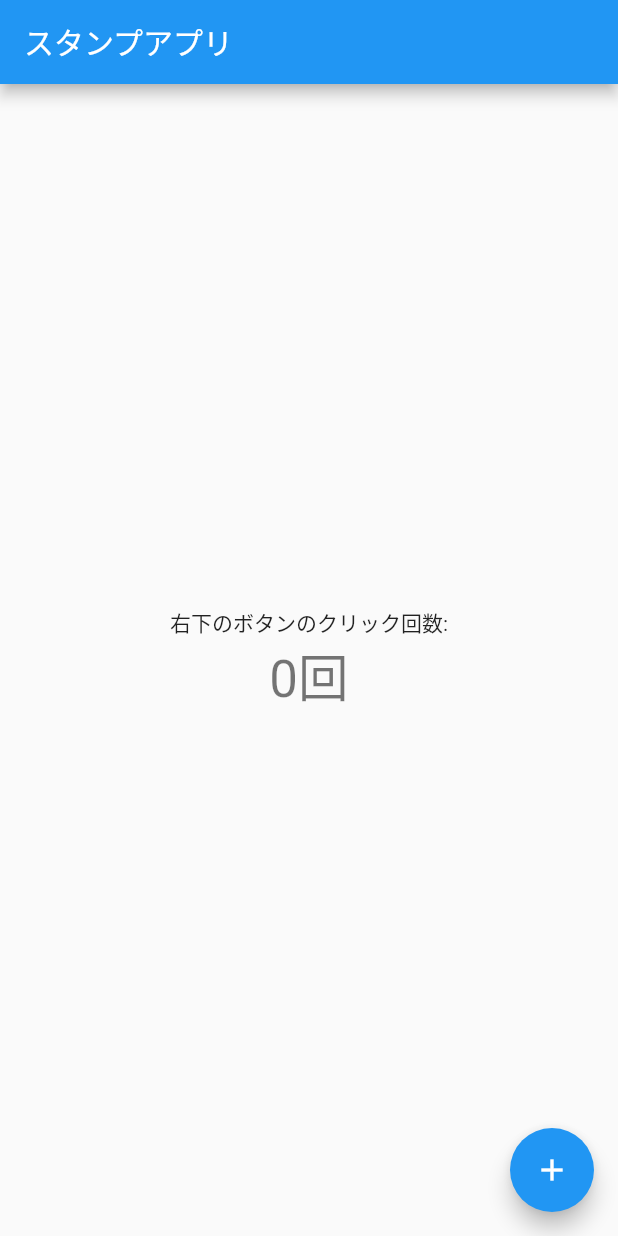
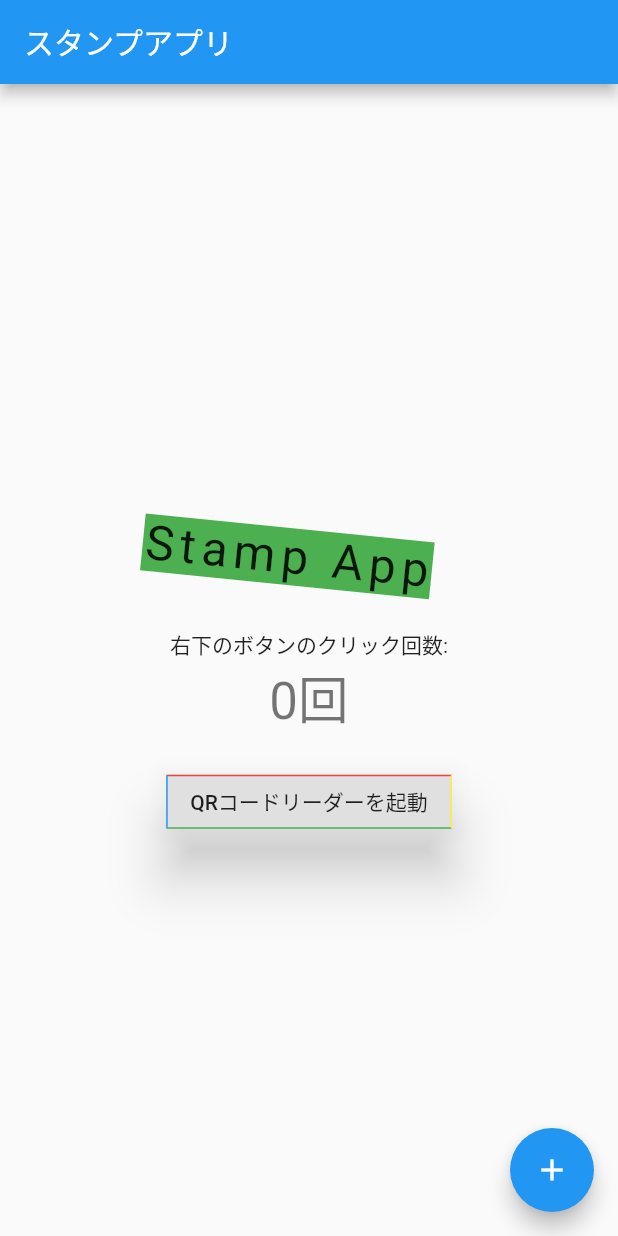
Before and after one commit to StampApp/StampApp, a Flutter app: the screen it shows after launch, on a phone screen of 412 x 824 dp. Run offline on Flutter 3.47's test engine with Material 2 defaults, Android fonts, the phone set to English and light mode, and no system bars; missing offline and left inert: barcode_scan.

Commit message:
add: QRReaderのサンプルを実装

```diff
--- a/lib/View/sample.dart
+++ b/lib/View/sample.dart
@@ -29,6 +29,10 @@ class _SamplePageState extends State<SamplePage> {
     });
   }
 
+  void _qrNavigate() {
+    Navigator.of(context).pushNamed('/qrReader');
+  }
+
   @override
   Widget build(BuildContext context) {
     // Scaffoldは画面構成の基本Widget
@@ -40,14 +44,42 @@ class _SamplePageState extends State<SamplePage> {
         child: Column(
           mainAxisAlignment: MainAxisAlignment.center,
           children: <Widget>[
+            Container(
+              color: Colors.green,
+              margin: EdgeInsets.fromLTRB(10, 20, 30, 40),
+              transform: Matrix4.rotationZ(0.1),
+              child: Text('Stamp App',
+                style: TextStyle(
+                  fontSize: 32.0,
+                  fontStyle: FontStyle.normal,
+                  letterSpacing: 4.0,
+                ),
+              ),
+            ),
             Text(
               '右下のボタンのクリック回数:',
             ),
-            Text(
-              // Stateを呼び出している
-              '$_counter' + '回',
-              style: Theme.of(context).textTheme.headline4,
+            Container(
+              child: Text(
+                // Stateを呼び出している
+                '$_counter' + '回',
+                style: Theme.of(context).textTheme.headline4,
+              ),
+              margin: EdgeInsets.fromLTRB(0, 0, 0, 20),
             ),
+            RaisedButton(
+              child: Text('QRコードリーダーを起動'),
+              // color: Colors.white,
+              elevation: 16,
+              shape: Border(
+                top: BorderSide(color: Colors.red),
+                left: BorderSide(color: Colors.blue),
+                right: BorderSide(color: Colors.yellow),
+                bottom: BorderSide(color: Colors.green),
+              ),
+              splashColor: Colors.purpleAccent,
+              onPressed: _qrNavigate
+            )
           ],
         ),
       ),
--- a/lib/main.dart
+++ b/lib/main.dart
@@ -5,6 +5,7 @@
 */
 import 'package:flutter/material.dart';
 import 'View/sample.dart';
+import 'View/qrSample.dart';
 
 void main() {
   runApp(MyApp());
@@ -15,15 +16,15 @@ class MyApp extends StatelessWidget {
   Widget build(BuildContext context) {
     return MaterialApp(
       title: 'Stampアプリのサンプルアプリ',
-      theme: ThemeData(
-        primarySwatch: Colors.blue,
-        visualDensity: VisualDensity.adaptivePlatformDensity,
-      ),
+      theme: ThemeData.light(), // ライト用テーマ
+      darkTheme: ThemeData.dark(), // ダーク用テーマ
+      themeMode: ThemeMode.system,
       // デフォルトルート
       initialRoute: '/',
       // 作成したページを呼び出す
-      routes: {
-        '/': (_) => SamplePage(title: 'スタンプアプリ'),
+      routes: <String, WidgetBuilder> {
+        '/': (BuildContext context) => SamplePage(title: 'スタンプアプリ'),
+        '/qrReader': (BuildContext context) => QRSamplePage(title: 'QR読み込み')
       },
     );
   }
--- a/pubspec.yaml
+++ b/pubspec.yaml
@@ -28,6 +28,7 @@ dependencies:
   # The following adds the Cupertino Icons font to your application.
   # Use with the CupertinoIcons class for iOS style icons.
   cupertino_icons: ^1.0.0
+  barcode_scan: any
 
 dev_dependencies:
   flutter_test:
```
Also changed, not shown: lib/View/qrSample.dart (added, +94 -0 lines), pubspec.lock, 5 other files.
